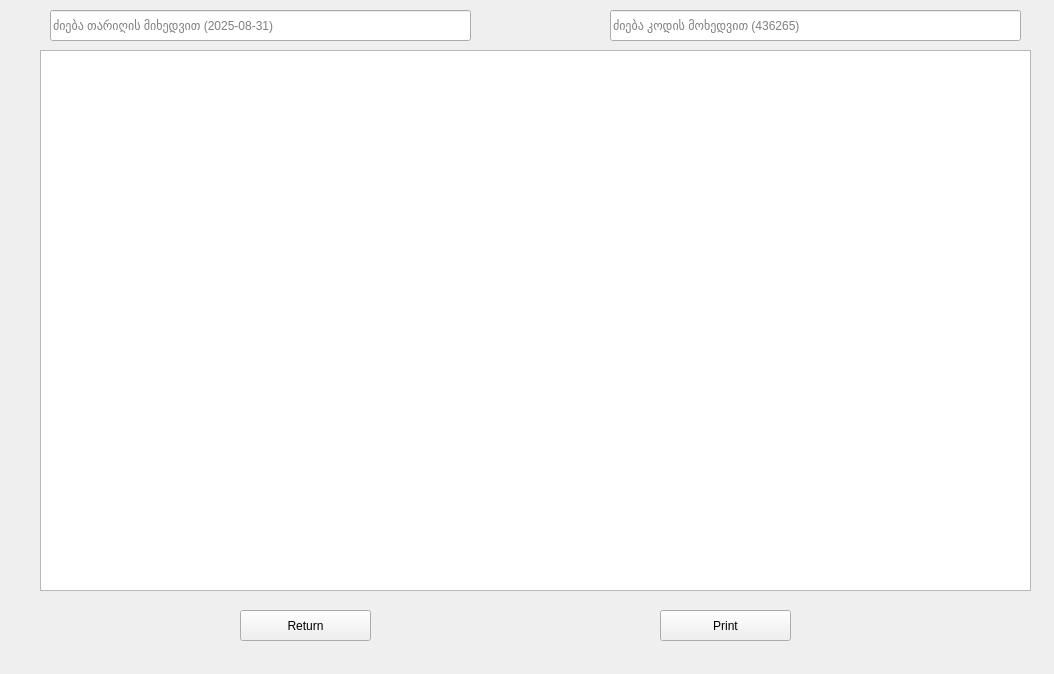
First picture: the form in ui/return.ui, repository nikokvirtia1984/Melodia_1.0, before the edit.
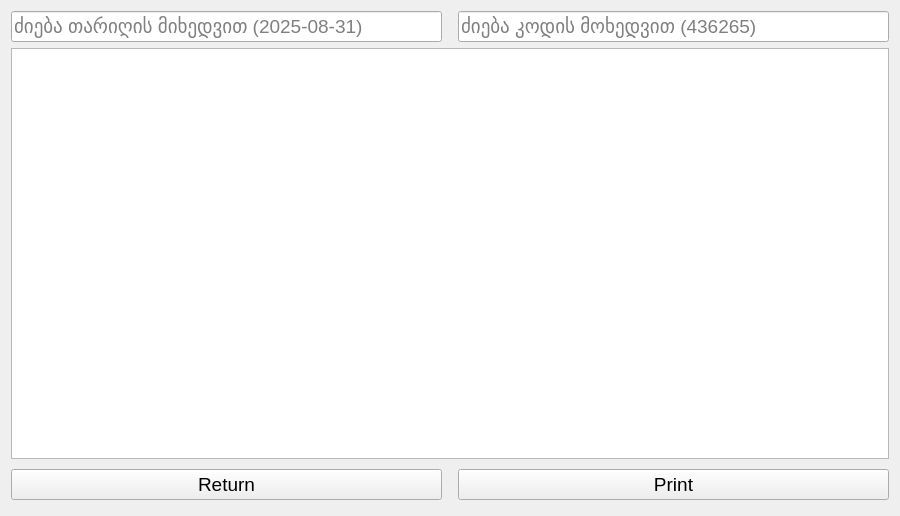
Second picture: the form after the edit.

Commit message: return function window layout changes to responsive and maximized

What changed in the file:
```diff
--- a/ui/return.ui
+++ b/ui/return.ui
@@ -6,44 +6,49 @@
    <rect>
     <x>0</x>
     <y>0</y>
-    <width>1054</width>
-    <height>674</height>
+    <width>900</width>
+    <height>516</height>
    </rect>
   </property>
   <property name="windowTitle">
    <string>Form</string>
   </property>
-  <widget class="QTableView" name="checkouts">
-   <property name="geometry">
-    <rect>
-     <x>40</x>
-     <y>50</y>
-     <width>991</width>
-     <height>541</height>
-    </rect>
-   </property>
-  </widget>
+  <layout class="QGridLayout" name="gridLayout_2">
+   <item row="0" column="0">
+    <layout class="QGridLayout" name="gridLayout" rowstretch="0,7,0">
+     <item row="0" column="0">
+      <layout class="QHBoxLayout" name="horizontalLayout">
+       <item>
   <widget class="QLineEdit" name="date_filter">
-   <property name="geometry">
-    <rect>
-     <x>50</x>
-     <y>10</y>
-     <width>421</width>
-     <height>31</height>
-    </rect>
+         <property name="font">
+          <font>
+           <pointsize>14</pointsize>
+          </font>
    </property>
    <property name="placeholderText">
     <string>ძიება თარიღის მიხედვით (2025-08-31)</string>
    </property>
   </widget>
+       </item>
+       <item>
+        <spacer name="verticalSpacer">
+         <property name="orientation">
+          <enum>Qt::Vertical</enum>
+         </property>
+         <property name="sizeHint" stdset="0">
+          <size>
+           <width>10</width>
+           <height>10</height>
+          </size>
+         </property>
+        </spacer>
+       </item>
+       <item>
   <widget class="QLineEdit" name="code_filter">
-   <property name="geometry">
-    <rect>
-     <x>610</x>
-     <y>10</y>
-     <width>411</width>
-     <height>31</height>
-    </rect>
+         <property name="font">
+          <font>
+           <pointsize>14</pointsize>
+          </font>
    </property>
    <property name="text">
     <string/>
@@ -52,32 +57,62 @@
     <string>ძიება კოდის მოხედვით (436265)</string>
    </property>
   </widget>
+       </item>
+      </layout>
+     </item>
+     <item row="1" column="0">
+      <widget class="QTableView" name="checkouts">
+       <property name="font">
+        <font>
+         <pointsize>11</pointsize>
+        </font>
+       </property>
+      </widget>
+     </item>
+     <item row="2" column="0">
+      <layout class="QHBoxLayout" name="horizontalLayout_2">
+       <item>
   <widget class="QPushButton" name="return_button">
-   <property name="geometry">
-    <rect>
-     <x>240</x>
-     <y>610</y>
-     <width>131</width>
-     <height>31</height>
-    </rect>
+         <property name="font">
+          <font>
+           <pointsize>14</pointsize>
+          </font>
    </property>
    <property name="text">
     <string>Return</string>
    </property>
   </widget>
+       </item>
+       <item>
+        <spacer name="verticalSpacer_2">
+         <property name="orientation">
+          <enum>Qt::Vertical</enum>
+         </property>
+         <property name="sizeHint" stdset="0">
+          <size>
+           <width>10</width>
+           <height>40</height>
+          </size>
+         </property>
+        </spacer>
+       </item>
+       <item>
   <widget class="QPushButton" name="print_button">
-   <property name="geometry">
-    <rect>
-     <x>660</x>
-     <y>610</y>
-     <width>131</width>
-     <height>31</height>
-    </rect>
+         <property name="font">
+          <font>
+           <pointsize>14</pointsize>
+          </font>
    </property>
    <property name="text">
     <string>Print</string>
    </property>
   </widget>
+       </item>
+      </layout>
+     </item>
+    </layout>
+   </item>
+  </layout>
  </widget>
  <resources/>
  <connections/>
```
Lines whose indentation alone changed are shown as unchanged. The commit also changes 3 other files.
